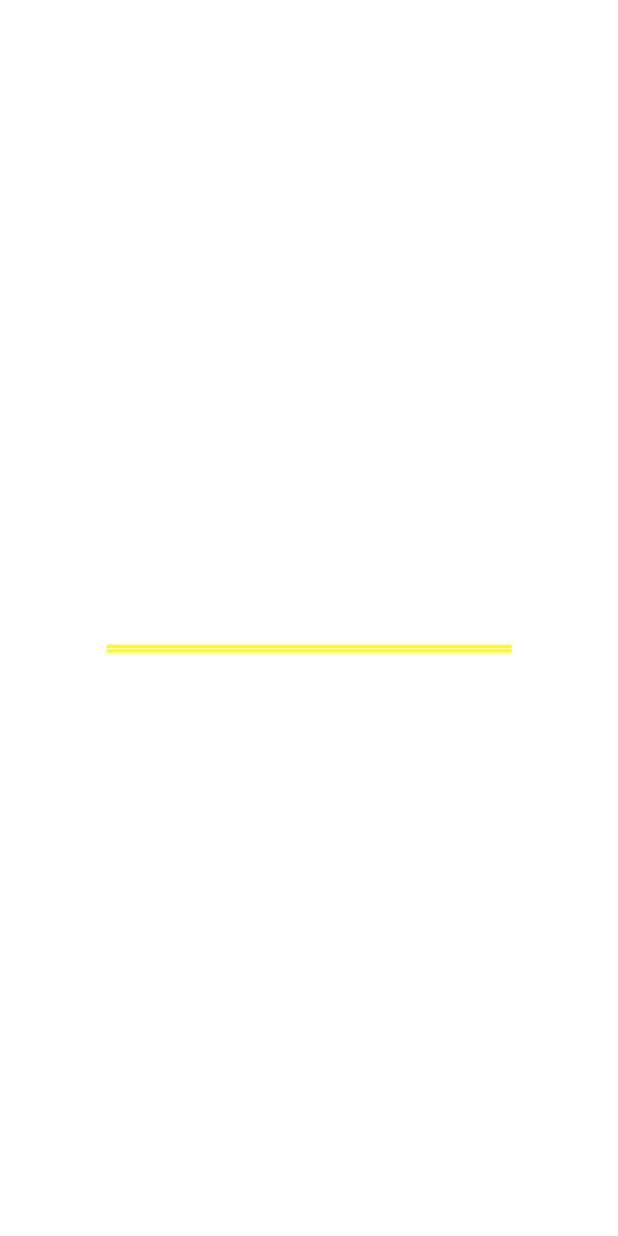
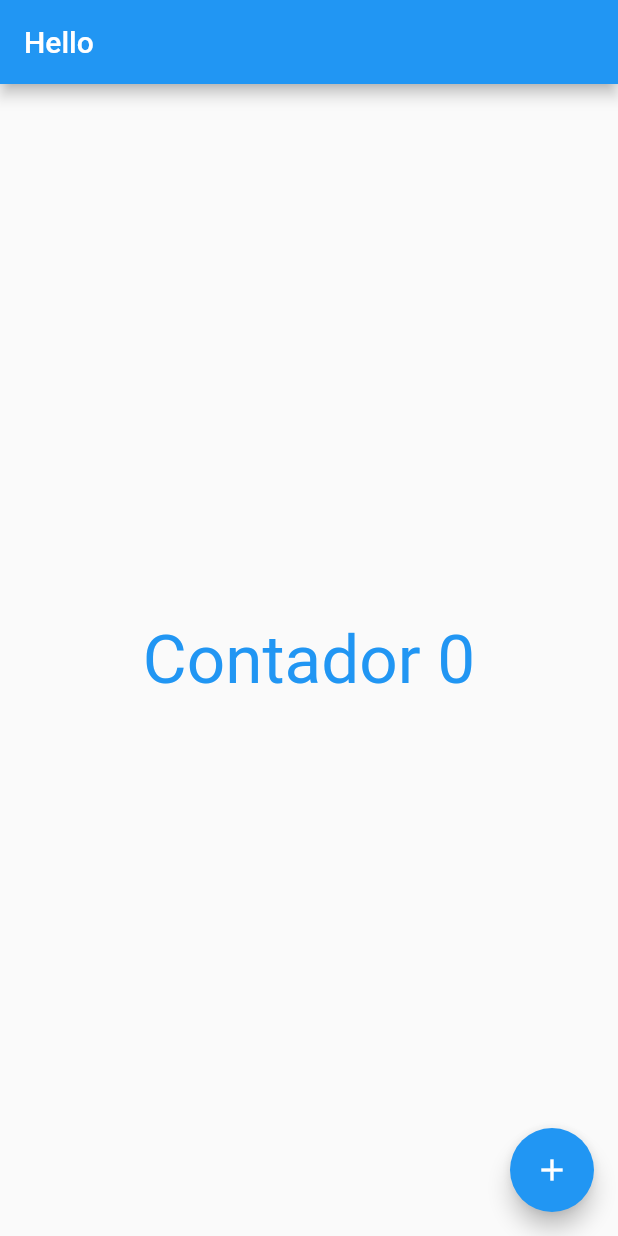
Before and after one commit to ReinanHS/FlutterHelloWorld, a Flutter app: the screen it shows after launch, on a phone screen of 412 x 824 dp. Run offline on Flutter 3.47's test engine with Material 2 defaults, Android fonts, the phone set to English and light mode, and no system bars.

Commit message:
Scaffold

```diff
--- a/lib/home_page.dart
+++ b/lib/home_page.dart
@@ -12,12 +12,15 @@
 
   @override
   Widget build(BuildContext context) {
-    return Container(
-      child: Center(
+    return Scaffold(
+      appBar: AppBar(
+        title: Text("Hello"),
+      ),
+      body: Center(
         child: GestureDetector(
             child: Text(
               "Contador $cont",
-              style: TextStyle(color: Colors.white, fontSize: 45),
+              style: TextStyle(color: Colors.blue, fontSize: 45),
             ),
             onTap: () {
               setState(() {
@@ -25,6 +28,14 @@
               });
             }),
       ),
+      floatingActionButton: FloatingActionButton(
+        onPressed: () {
+          setState(() {
+            cont++;
+          });
+        },
+        child: Icon(Icons.add),
+      ),
     );
   }
 }
```
